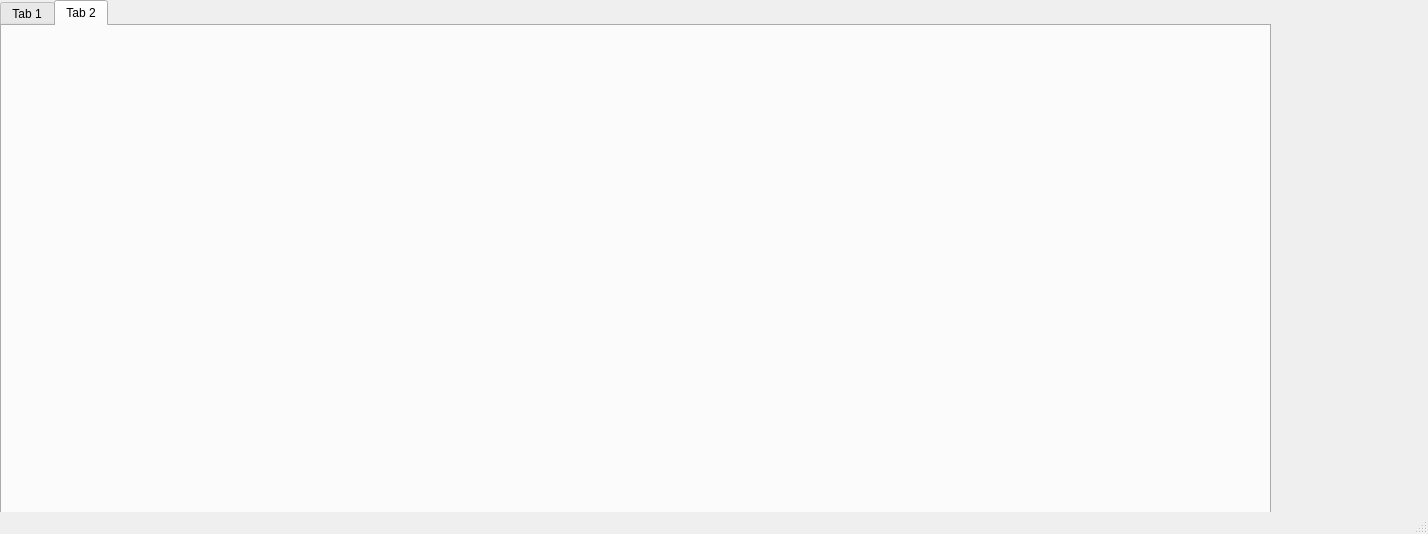
Before: the Qt Designer form ui/test.ui in PadishahIII/RFGuess, drawn with Qt 5.
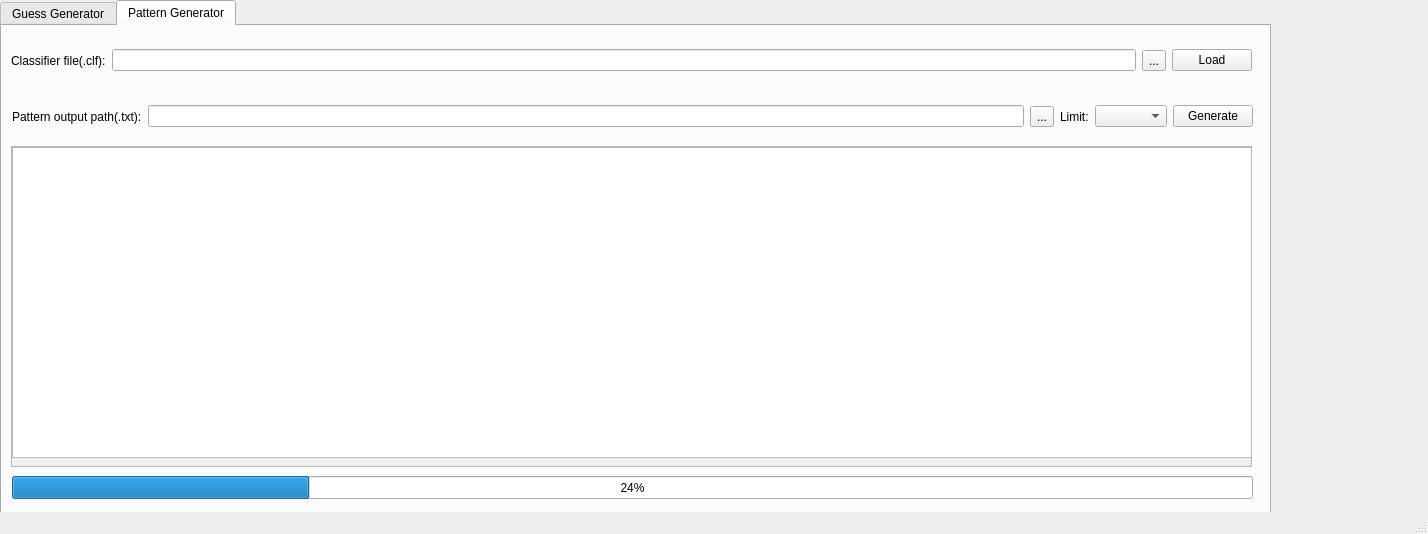
After: the same form once the commit is applied. The open tabs and pages were chosen to show the change.

What changed in the file:
```diff
--- a/ui/test.ui
+++ b/ui/test.ui
@@ -28,7 +28,7 @@
     </property>
     <widget class="QWidget" name="tab">
      <attribute name="title">
-      <string>Tab 1</string>
+      <string>Guess Generator</string>
      </attribute>
      <widget class="QWidget" name="gridWidget" native="true">
       <property name="geometry">
@@ -375,8 +375,142 @@
     </widget>
     <widget class="QWidget" name="tab_2">
      <attribute name="title">
-      <string>Tab 2</string>
+      <string>Pattern Generator</string>
      </attribute>
+     <widget class="QWidget" name="verticalLayoutWidget">
+      <property name="geometry">
+       <rect>
+        <x>9</x>
+        <y>9</y>
+        <width>1241</width>
+        <height>51</height>
+       </rect>
+      </property>
+      <layout class="QHBoxLayout" name="horizontalLayout_17">
+       <item>
+        <widget class="QLabel" name="label_4">
+         <property name="text">
+          <string>Classifier file(.clf):</string>
+         </property>
+        </widget>
+       </item>
+       <item>
+        <widget class="QLineEdit" name="clfFileEdit"/>
+       </item>
+       <item>
+        <widget class="QToolButton" name="clfFileBrowserBtn">
+         <property name="text">
+          <string>...</string>
+         </property>
+        </widget>
+       </item>
+       <item>
+        <widget class="QPushButton" name="loadClfBtn">
+         <property name="text">
+          <string>Load</string>
+         </property>
+        </widget>
+       </item>
+      </layout>
+     </widget>
+     <widget class="QWidget" name="verticalLayoutWidget_2">
+      <property name="geometry">
+       <rect>
+        <x>9</x>
+        <y>120</y>
+        <width>1241</width>
+        <height>321</height>
+       </rect>
+      </property>
+      <layout class="QVBoxLayout" name="verticalLayout_3">
+       <item>
+        <widget class="QScrollArea" name="scrollArea_3">
+         <property name="widgetResizable">
+          <bool>true</bool>
+         </property>
+         <widget class="QWidget" name="scrollAreaWidgetContents_3">
+          <property name="geometry">
+           <rect>
+            <x>0</x>
+            <y>0</y>
+            <width>1237</width>
+            <height>317</height>
+           </rect>
+          </property>
+          <widget class="QTextBrowser" name="patternTextBrowser">
+           <property name="geometry">
+            <rect>
+             <x>0</x>
+             <y>0</y>
+             <width>1241</width>
+             <height>311</height>
+            </rect>
+           </property>
+          </widget>
+         </widget>
+        </widget>
+       </item>
+      </layout>
+     </widget>
+     <widget class="QWidget" name="verticalLayoutWidget_3">
+      <property name="geometry">
+       <rect>
+        <x>10</x>
+        <y>70</y>
+        <width>1241</width>
+        <height>41</height>
+       </rect>
+      </property>
+      <layout class="QHBoxLayout" name="horizontalLayout_18">
+       <item>
+        <widget class="QLabel" name="label_9">
+         <property name="text">
+          <string>Pattern output path(.txt):</string>
+         </property>
+        </widget>
+       </item>
+       <item>
+        <widget class="QLineEdit" name="patternOutputEdit"/>
+       </item>
+       <item>
+        <widget class="QToolButton" name="patternSaveBrowserBtn">
+         <property name="text">
+          <string>...</string>
+         </property>
+        </widget>
+       </item>
+       <item>
+        <widget class="QLabel" name="label_10">
+         <property name="text">
+          <string>Limit:</string>
+         </property>
+        </widget>
+       </item>
+       <item>
+        <widget class="QComboBox" name="patternLimitComboBox"/>
+       </item>
+       <item>
+        <widget class="QPushButton" name="patternGenerateBtn">
+         <property name="text">
+          <string>Generate</string>
+         </property>
+        </widget>
+       </item>
+      </layout>
+     </widget>
+     <widget class="QProgressBar" name="patternProgressBar">
+      <property name="geometry">
+       <rect>
+        <x>10</x>
+        <y>450</y>
+        <width>1241</width>
+        <height>23</height>
+       </rect>
+      </property>
+      <property name="value">
+       <number>24</number>
+      </property>
+     </widget>
     </widget>
    </widget>
   </widget>
```
Left out of the diff: 2 changed lines with no effect on the pictures.
